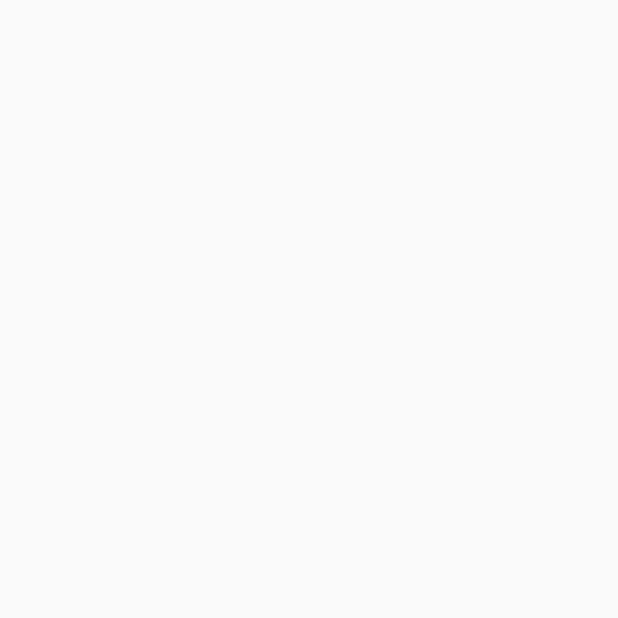
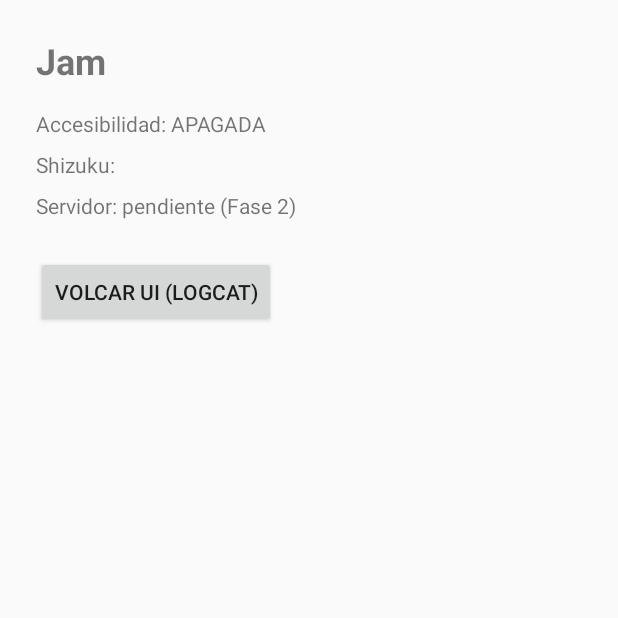
Before and after one commit to k4wai1/jav, an Android app: the screen it shows after launch (MainActivity), on a phone screen of 412 x 824 dp, the top half of it. Before the commit the part shown is empty. Run offline under Robolectric (Android 15) with nearby library versions, the light colour scheme and no system bars; libraries missing offline, so code that uses them is left out: rikka.shizuku; 1 statement that could not run was skipped.

Commit message:
Fase 1: Jam (dev.jev.jam), dump_ui real + onboarding + 6 tests JVM verificados en KJ5

```diff
--- /dev/null
+++ b/android-app/app/src/main/java/dev/jev/jam/MainActivity.kt
@@ -0,0 +1,78 @@
+package dev.jev.jam
+
+import android.content.ComponentName
+import android.content.pm.PackageManager
+import android.os.Bundle
+import android.provider.Settings
+import android.widget.Button
+import android.widget.TextView
+import android.widget.Toast
+import androidx.appcompat.app.AppCompatActivity
+import dev.jev.jam.service.JevAccessibilityService
+import dev.jev.jam.util.JevLog
+import rikka.shizuku.Shizuku
+
+/**
+ * Fase 1: onboarding mínima. 3 indicadores + botón temporal que vuelca
+ * el árbol a logcat (banco visual; el socket de Fase 2 lo reemplazará).
+ */
+class MainActivity : AppCompatActivity() {
+
+    override fun onCreate(savedInstanceState: Bundle?) {
+        super.onCreate(savedInstanceState)
+        setContentView(R.layout.activity_main)
+        findViewById<Button>(R.id.btnDump).setOnClickListener { dumpToLogcat() }
+    }
+
+    override fun onResume() {
+        super.onResume()
+        refreshStatuses()
+    }
+
+    private fun refreshStatuses() {
+        findViewById<TextView>(R.id.tvAccessibility).text =
+            "Accesibilidad: " + if (isAccessibilityOn()) "OK" else "APAGADA"
+        findViewById<TextView>(R.id.tvShizuku).text = "Shizuku: " + shizukuStatus()
+        findViewById<TextView>(R.id.tvServer).text = "Servidor: pendiente (Fase 2)"
+    }
+
+    private fun isAccessibilityOn(): Boolean {
+        val flat = ComponentName(this, JevAccessibilityService::class.java).flattenToString()
+        val enabled =
+            Settings.Secure.getString(contentResolver, Settings.Secure.ENABLED_ACCESSIBILITY_SERVICES).orEmpty()
+        return enabled.split(':').any { it == flat }
+    }
+
+    private fun shizukuStatus(): String {
+        return try {
+            if (!Shizuku.pingBinder()) return "no iniciado"
+            if (Shizuku.checkSelfPermission() == PackageManager.PERMISSION_GRANTED) {
+                "OK (permiso)"
+            } else {
+                "sin permiso"
+            }
+        } catch (t: Throwable) {
+            "no disponible"
+        }
+    }
+
+    private fun dumpToLogcat() {
+        val svc = JevAccessibilityService.instance
+        if (svc == null) {
+            Toast.makeText(this, "Accesibilidad apagada", Toast.LENGTH_SHORT).show()
+            return
+        }
+        val start = System.nanoTime()
+        val snap = svc.dumpUiTree()
+        val ms = (System.nanoTime() - start) / 1_000_000
+        Toast.makeText(this, "${snap.nodes.size} nodos en ${ms}ms", Toast.LENGTH_SHORT).show()
+        JevLog.i(TAG, "dump snapshot=${snap.snapshotId} nodes=${snap.nodes.size} ms=$ms secure=${snap.secure}")
+        for (n in snap.nodes) {
+            JevLog.i(TAG, "JEVNODE ${n.id}|${n.text}|${n.resourceId}")
+        }
+    }
+
+    companion object {
+        private const val TAG = "JamUi"
+    }
+}
--- /dev/null
+++ b/android-app/app/src/main/res/layout/activity_main.xml
@@ -0,0 +1,43 @@
+<?xml version="1.0" encoding="utf-8"?>
+<LinearLayout xmlns:android="http://schemas.android.com/apk/res/android"
+    android:layout_width="match_parent"
+    android:layout_height="match_parent"
+    android:orientation="vertical"
+    android:padding="24dp">
+
+    <TextView
+        android:layout_width="wrap_content"
+        android:layout_height="wrap_content"
+        android:text="Jam"
+        android:textSize="24sp"
+        android:textStyle="bold" />
+
+    <TextView
+        android:id="@+id/tvAccessibility"
+        android:layout_width="wrap_content"
+        android:layout_height="wrap_content"
+        android:layout_marginTop="16dp"
+        android:text="Accesibilidad: …" />
+
+    <TextView
+        android:id="@+id/tvShizuku"
+        android:layout_width="wrap_content"
+        android:layout_height="wrap_content"
+        android:layout_marginTop="8dp"
+        android:text="Shizuku: …" />
+
+    <TextView
+        android:id="@+id/tvServer"
+        android:layout_width="wrap_content"
+        android:layout_height="wrap_content"
+        android:layout_marginTop="8dp"
+        android:text="Servidor: pendiente (Fase 2)" />
+
+    <Button
+        android:id="@+id/btnDump"
+        android:layout_width="wrap_content"
+        android:layout_height="wrap_content"
+        android:layout_marginTop="24dp"
+        android:text="Volcar UI (logcat)" />
+
+</LinearLayout>
--- a/android-app/app/src/main/res/values/strings.xml
+++ b/android-app/app/src/main/res/values/strings.xml
@@ -1,5 +1,5 @@
 <?xml version="1.0" encoding="utf-8"?>
 <resources>
-    <string name="app_name">Jev Android</string>
-    <string name="accessibility_description">Permite a Jev leer la pantalla y ejecutar gestos para automatizacion controlada por el usuario.</string>
+    <string name="app_name">Jam</string>
+    <string name="accessibility_description">Permite a Jam leer la pantalla y ejecutar gestos para automatizacion controlada por el usuario.</string>
 </resources>
```
Also changed, not shown: android-app/app/build.gradle.kts (+10 -2 lines), android-app/app/src/main/java/dev/jev/android/MainActivity.kt (deleted, +0 -15 lines), android-app/app/src/main/java/dev/jev/android/service/JevAccessibilityService.kt (deleted, +0 -37 lines), android-app/app/src/main/java/dev/jev/jam/service/JevAccessibilityService.kt (added, +78 -0 lines), android-app/app/src/main/java/dev/jev/jam/service/JevForegroundService.kt (renamed from android-app/app/src/main/java/dev/jev/android/service/JevForegroundService.kt, +5 -5 lines), android-app/app/src/main/java/dev/jev/jam/ui/UiNode.kt (added, +32 -0 lines), android-app/app/src/main/java/dev/jev/jam/ui/UiTreeExtractor.kt (added, +130 -0 lines), android-app/app/src/main/java/dev/jev/jam/util/JevLog.kt (added, +25 -0 lines), android-app/gradle/wrapper/gradle-wrapper.properties, 6 other files.
